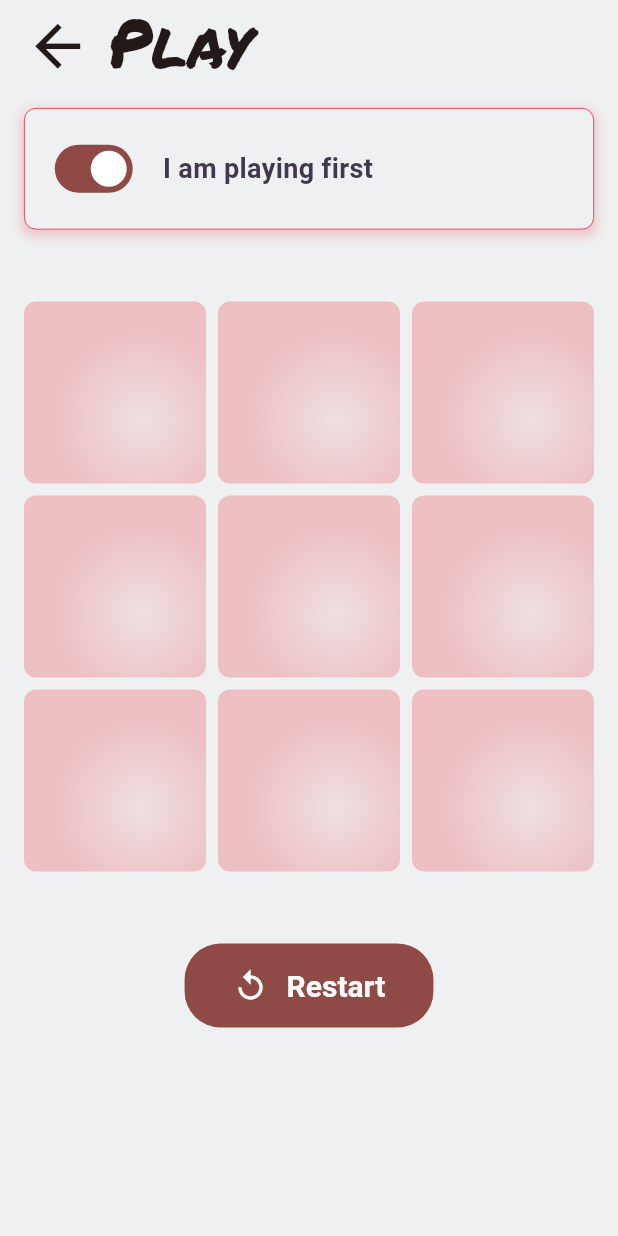
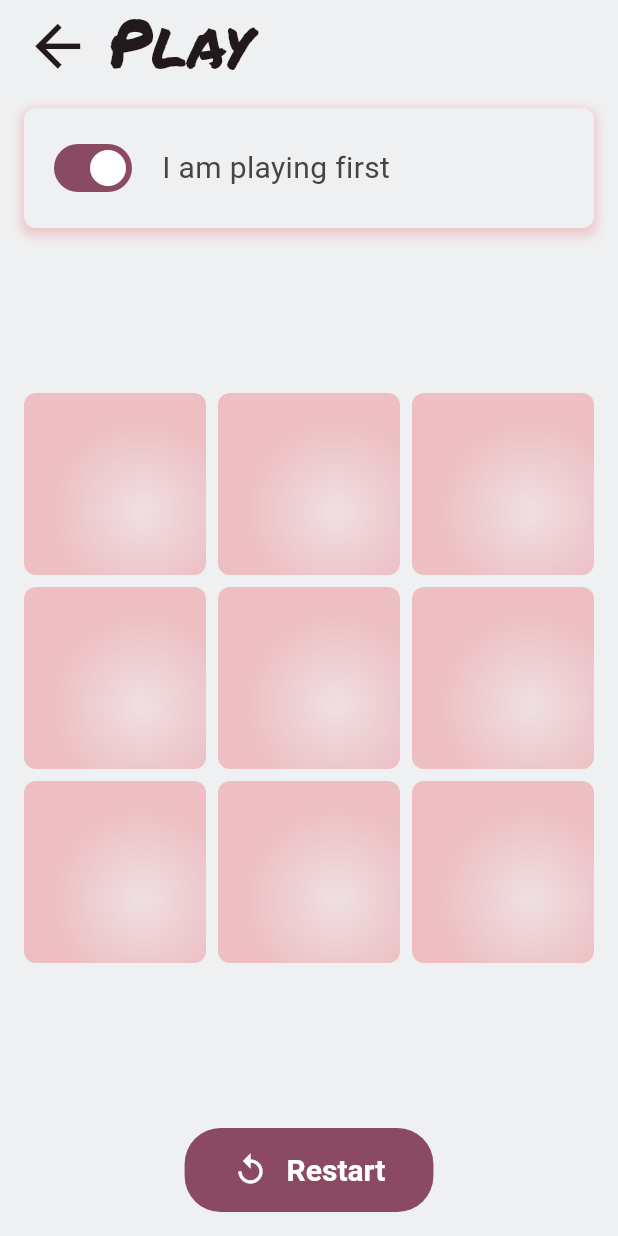
Before and after one commit to icodeyou/betclictactoe, a Flutter app: the screen it shows after launch, after a tap on "Play with a friend", on a phone screen of 412 x 824 dp. Run offline on Flutter 3.47's test engine with Material 3 defaults, Android fonts, the phone set to English and light mode, and no system bars; our stand-ins replace audioplayers, flutter_riverpod, go_router, logger; generated files the repository leaves out were written again.

Commit message:
build: adjust colors

```diff
--- a/lib/main.dart
+++ b/lib/main.dart
@@ -2,8 +2,8 @@ import 'package:flutter/material.dart';
 import 'package:flutter/services.dart';
 import 'package:flutter_riverpod/flutter_riverpod.dart';
 
+import 'app/app_lifecycle.dart';
 import 'app/routing/router.dart';
-import 'app/app_lifecycle.dart';
 import 'presentation/shared/theme/app_colors.dart';
 
 void main() async {
@@ -31,10 +31,8 @@ class MyApp extends StatelessWidget {
               ThemeData.from(
                 colorScheme: ColorScheme.fromSeed(
                   seedColor: AppColors.primary,
+                  secondary: AppColors.secondary,
                   surface: AppColors.background,
-                ),
-                textTheme: TextTheme(
-                  bodyMedium: TextStyle(color: AppColors.ink),
                 ),
                 useMaterial3: true,
               ).copyWith(
--- a/lib/presentation/game/ui/cell_view.dart
+++ b/lib/presentation/game/ui/cell_view.dart
@@ -45,13 +45,13 @@ class CellView extends ConsumerWidget {
                       // small offset from center
                       center: const Alignment(0.3, 0.3),
                       colors: [
-                        AppColors.primary.withAlpha(20),
-                        AppColors.primary.withAlpha(60),
+                        AppColors.secondary.withAlpha(20),
+                        AppColors.secondary.withAlpha(60),
                       ],
                     ),
                   )
                 : BoxDecoration(
-                    color: AppColors.primary.withAlpha(
+                    color: AppColors.secondary.withAlpha(
                       (200 * animationValue).toInt(),
                     ),
                     shape: BoxShape.circle,
@@ -73,7 +73,7 @@ class CellView extends ConsumerWidget {
                             fontFamily: 'luckiest_guy',
                             fontWeight: FontWeight.bold,
                             color: animationValue == 0
-                                ? AppColors.primary
+                                ? AppColors.secondary
                                 : Colors.white,
                           ),
                         ),
--- a/lib/presentation/game/ui/game_options_view.dart
+++ b/lib/presentation/game/ui/game_options_view.dart
@@ -1,3 +1,4 @@
+import 'package:betclictactoe/presentation/shared/theme/app_colors.dart';
 import 'package:flutter/material.dart';
 
 class GameOptionsView extends StatelessWidget {
@@ -14,9 +15,14 @@ class GameOptionsView extends StatelessWidget {
             print(newValue);
           },
         ),
-        const Text(
+        Text(
           "I am playing first",
-          style: TextStyle(fontSize: 18, fontWeight: FontWeight.bold),
+
+          style: TextStyle(
+            color: AppColors.darkText,
+            fontSize: 20,
+            fontWeight: FontWeight.w400,
+          ),
         ),
       ],
     );
--- a/lib/presentation/game/ui/game_screen.dart
+++ b/lib/presentation/game/ui/game_screen.dart
@@ -27,7 +27,8 @@ class GameScreen extends ConsumerWidget {
           ),
         ),
       ),
-      body: Container(
+      body: SafeArea(
+        child: Container(
           padding: const EdgeInsets.all(16.0),
           child: Column(
             mainAxisSize: MainAxisSize.min,
@@ -35,7 +36,7 @@ class GameScreen extends ConsumerWidget {
             children: [
               ScoreView(),
               SizedBox(height: 16),
-            PlayView(),
+              Expanded(child: Center(child: PlayView())),
               AppButton(
                 onPressed: () {
                   ref.invalidate(playNotifierProvider);
@@ -52,6 +53,7 @@ class GameScreen extends ConsumerWidget {
             ],
           ),
         ),
+      ),
     );
   }
 }
--- a/lib/presentation/game/ui/score_view.dart
+++ b/lib/presentation/game/ui/score_view.dart
@@ -10,11 +10,9 @@ class ScoreView extends StatelessWidget {
     return Container(
       decoration: BoxDecoration(
         color: AppColors.background,
-        border: Border.all(color: AppColors.primary, width: 0.5),
-
         boxShadow: [
           BoxShadow(
-            color: AppColors.primary.withAlpha(50),
+            color: AppColors.secondary.withAlpha(50),
             spreadRadius: 2,
             blurRadius: 5,
             offset: const Offset(0, 3), // changes position of shadow
--- a/lib/presentation/shared/theme/app_colors.dart
+++ b/lib/presentation/shared/theme/app_colors.dart
@@ -1,12 +1,12 @@
 import 'package:flutter/material.dart';
 
 class AppColors {
-  static Color get primary => const Color(0xFFE81E2B);
+  static Color get primary => const Color(0xFFE81E8A);
+  static Color get secondary => const Color(0xFFE81E2B);
   static Color get background => const Color(0xFFEFF0F1);
 
-  static Color get backgroundHome => primary;
-  static Color get backgroundSettings =>
-      const Color.fromARGB(255, 248, 163, 155);
-  static Color get darkPen => const Color(0xFF0050bc);
-  static Color get ink => const Color(0xee352b42);
+  static Color get backgroundHome => secondary;
+  static Color get backgroundSettings => const Color(0xFFF8A39B);
+
+  static Color get darkText => const Color(0xFF454545);
 }
```
Lines whose indentation alone changed are shown as unchanged.
